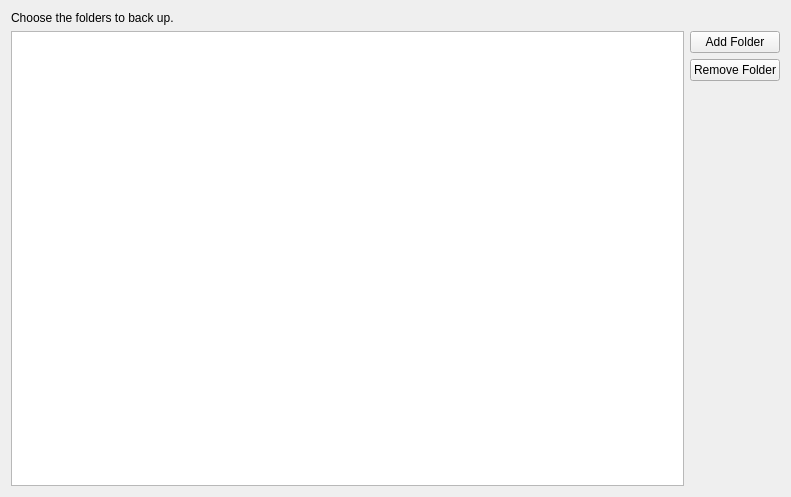
Above: vorta/UI/sourcetab.ui from borgbase/vorta before the change. Below: the same form after it.
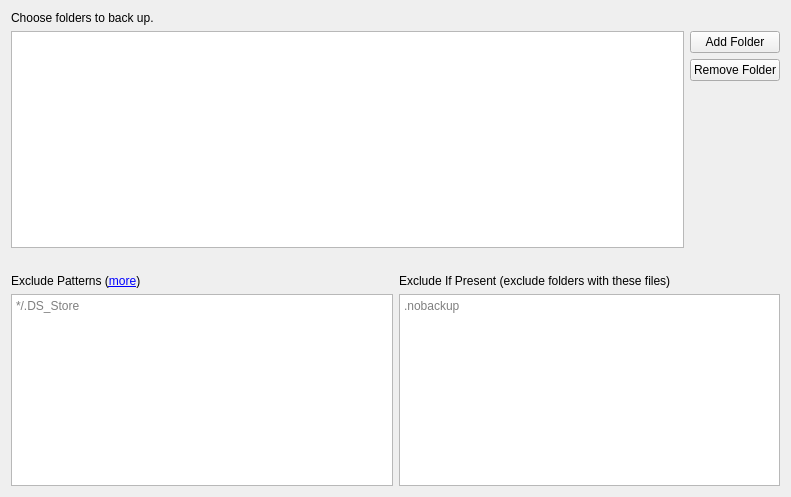
That is the form after the change.

Patch:
```diff
--- a/vorta/UI/sourcetab.ui
+++ b/vorta/UI/sourcetab.ui
@@ -17,14 +17,27 @@
    <item>
     <widget class="QLabel" name="label_6">
      <property name="text">
-      <string>Choose the folders to back up.</string>
+      <string>Choose folders to back up.</string>
      </property>
     </widget>
    </item>
    <item>
-    <layout class="QHBoxLayout" name="horizontalLayout">
+    <layout class="QHBoxLayout" name="horizontalLayout" stretch="0,0">
      <item>
-      <widget class="QListWidget" name="sourceDirectoriesWidget"/>
+      <widget class="QListWidget" name="sourceDirectoriesWidget">
+       <property name="sizePolicy">
+        <sizepolicy hsizetype="Expanding" vsizetype="Expanding">
+         <horstretch>0</horstretch>
+         <verstretch>0</verstretch>
+        </sizepolicy>
+       </property>
+       <property name="minimumSize">
+        <size>
+         <width>0</width>
+         <height>0</height>
+        </size>
+       </property>
+      </widget>
      </item>
      <item>
       <layout class="QVBoxLayout" name="verticalLayout">
@@ -46,6 +59,53 @@
      </item>
     </layout>
    </item>
+   <item>
+    <layout class="QGridLayout" name="gridLayout">
+     <property name="topMargin">
+      <number>20</number>
+     </property>
+     <item row="0" column="0">
+      <widget class="QLabel" name="label">
+       <property name="text">
+        <string>&lt;html&gt;&lt;head/&gt;&lt;body&gt;&lt;p&gt;Exclude Patterns (&lt;a href=&quot;https://borgbackup.readthedocs.io/en/stable/usage/help.html#borg-help-patterns&quot;&gt;&lt;span style=&quot; text-decoration: underline; color:#0000ff;&quot;&gt;more&lt;/span&gt;&lt;/a&gt;)&lt;/p&gt;&lt;/body&gt;&lt;/html&gt;</string>
+       </property>
+      </widget>
+     </item>
+     <item row="0" column="1">
+      <widget class="QLabel" name="label_2">
+       <property name="text">
+        <string>Exclude If Present (exclude folders with these files)</string>
+       </property>
+      </widget>
+     </item>
+     <item row="1" column="0">
+      <widget class="QPlainTextEdit" name="excludePatternsField">
+       <property name="sizePolicy">
+        <sizepolicy hsizetype="Expanding" vsizetype="Minimum">
+         <horstretch>0</horstretch>
+         <verstretch>0</verstretch>
+        </sizepolicy>
+       </property>
+       <property name="placeholderText">
+        <string>*/.DS_Store</string>
+       </property>
+      </widget>
+     </item>
+     <item row="1" column="1">
+      <widget class="QPlainTextEdit" name="excludeIfPresentField">
+       <property name="sizePolicy">
+        <sizepolicy hsizetype="Expanding" vsizetype="Minimum">
+         <horstretch>0</horstretch>
+         <verstretch>0</verstretch>
+        </sizepolicy>
+       </property>
+       <property name="placeholderText">
+        <string>.nobackup</string>
+       </property>
+      </widget>
+     </item>
+    </layout>
+   </item>
   </layout>
  </widget>
  <resources/>
```
